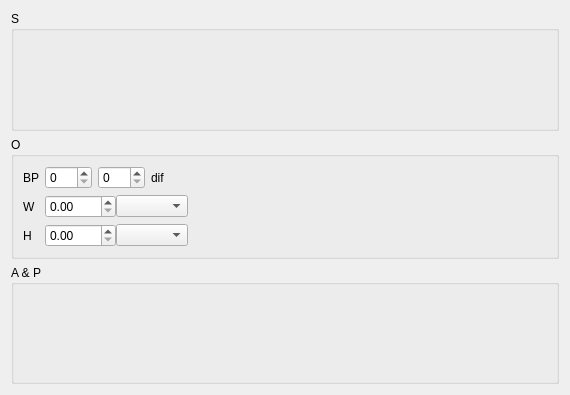
Qt form global_resources/forms/subforms/generic/soap_with_biomeasurements/ui/xx/soapbio.ui (FreeHealth/freehealth) before a commit.
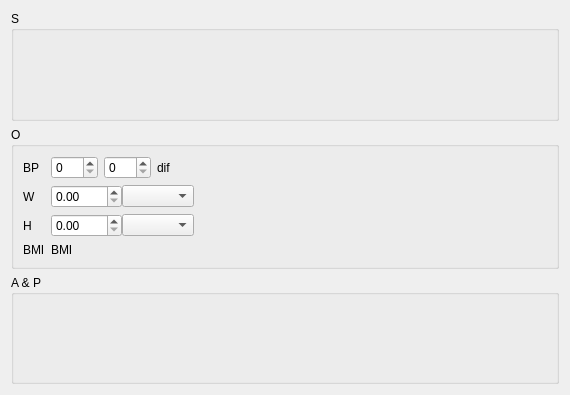
The same form after that commit.

Commit message: start implementation of a new form item: measurement (one value and one unit) adding the measurement widget into soap with biometrics sub-form

```diff
--- a/global_resources/forms/subforms/generic/soap_with_biomeasurements/ui/xx/soapbio.ui
+++ b/global_resources/forms/subforms/generic/soap_with_biomeasurements/ui/xx/soapbio.ui
@@ -141,6 +141,20 @@
           </item>
          </layout>
         </item>
+        <item row="3" column="0">
+         <widget class="QLabel" name="bmiLabel">
+          <property name="text">
+           <string>BMI</string>
+          </property>
+         </widget>
+        </item>
+        <item row="3" column="1">
+         <widget class="QLabel" name="bmiValue">
+          <property name="text">
+           <string>BMI</string>
+          </property>
+         </widget>
+        </item>
        </layout>
       </item>
      </layout>
```
Left out of the diff: 14 changed lines with no effect on the pictures. The commit also changes 4 other files.
